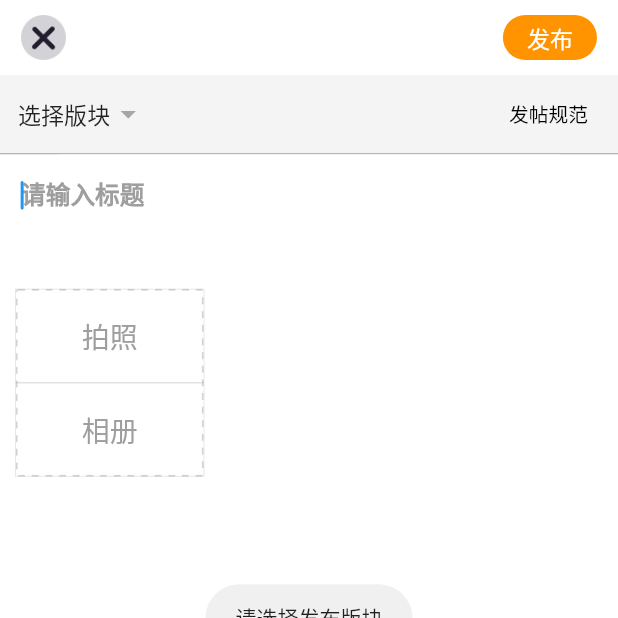
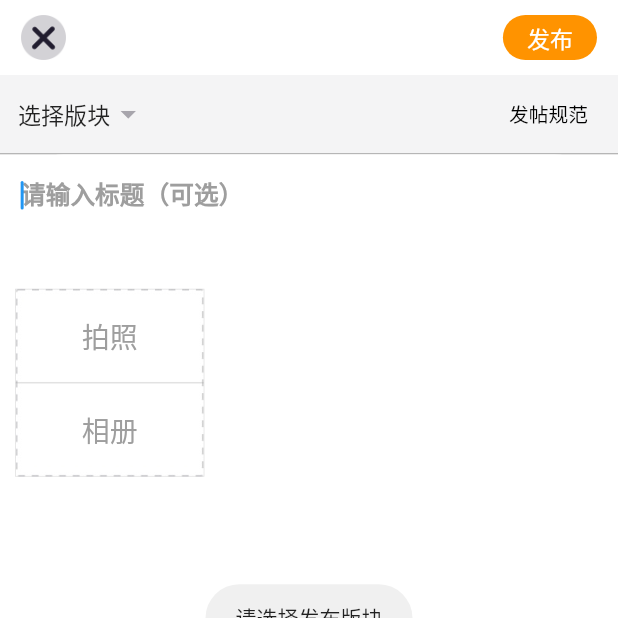
Before and after one commit to www-chao-fun/chaofun-app, a Flutter app: the SubmitPage screen opened directly, after a tap on "发布", on a phone screen of 412 x 824 dp, the top half of it. Run offline on Flutter 3.47's test engine with Material 2 defaults, Android fonts, the phone set to English and light mode, and no system bars; our stand-ins replace cached_network_image, chewie, connectivity, device_info, dio, fluro and 18 more; missing offline and left inert: dart:ffi, extended_text, extended_text_field, extended_text_library, flutter_ijkplayer, flutter_inappwebview and 4 more; accounts and stored records are empty; network calls fail; statements that could not run were skipped.

Commit message:
fix:  优化输入

```diff
--- a/lib/pages/publish/submit.dart
+++ b/lib/pages/publish/submit.dart
@@ -402,7 +402,7 @@ class _SubmitPageState extends State<SubmitPage> {
                     enabledBorder: OutlineInputBorder(
                         borderSide: BorderSide(color: Color(0x00FF0000)),
                         borderRadius: BorderRadius.all(Radius.circular(50))),
-                    hintText: '请输入标题',
+                    hintText: '请输入标题' + ((postType == 'image' || postType == 'inner_video' ) ? '（可选）': ''),
                     hintStyle: TextStyle(color: Colors.grey),
                     focusedBorder: OutlineInputBorder(
                         borderSide: BorderSide(color: Color(0x00000000)),
@@ -753,9 +753,9 @@ class _SubmitPageState extends State<SubmitPage> {
         gravity: ToastGravity.CENTER,
       );
       return;
-    } else if (title == '') {
+    } else if (!(postType == 'image' || postType == 'inner_video' )  && title == '') {
       Fluttertoast.showToast(
-        msg: '请输入标题',
+        msg: '该类型帖子需要输入标题',
         gravity: ToastGravity.CENTER,
       );
       return;
```
